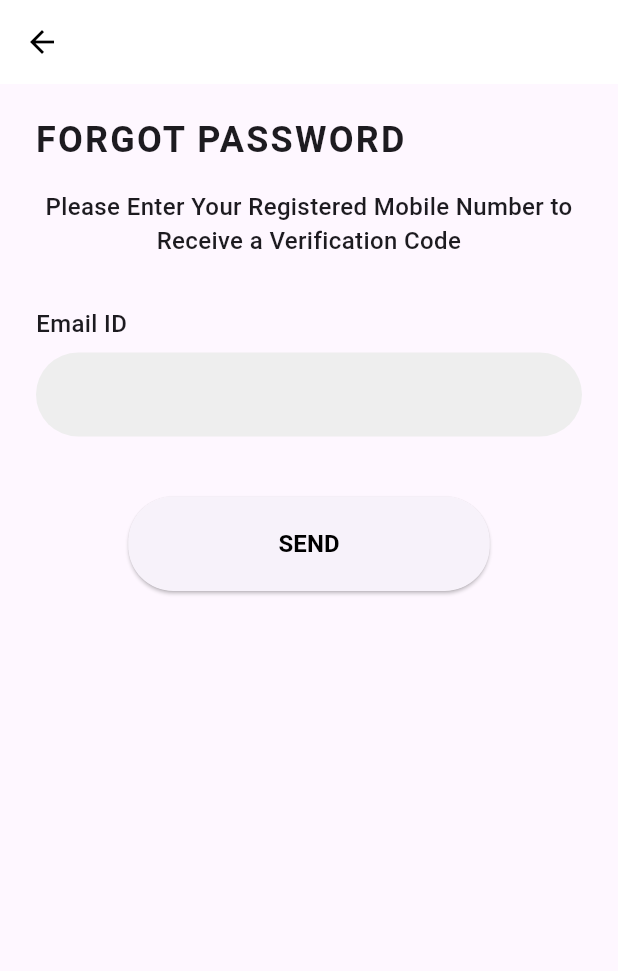
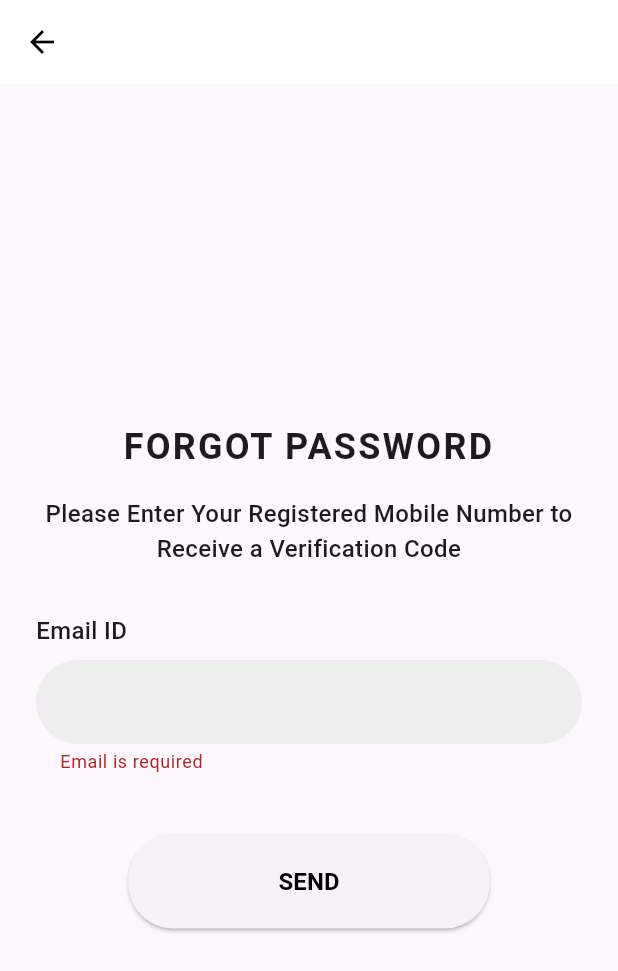
Before and after one commit to Hogwarts-Hackademy/Frontend-user, a Flutter app: the ForgotPasswordScreen screen opened directly, after a tap on "SEND", on a phone screen of 412 x 824 dp. Shown: the top 971 px of the screen. Run offline on Flutter 3.47's test engine with Material 3 defaults, Android fonts, the phone set to English and light mode, and no system bars.

Commit message:
Email validation added

```diff
--- a/lib/screens/ForgotPasswordScreen.dart
+++ b/lib/screens/ForgotPasswordScreen.dart
@@ -1,7 +1,31 @@
 import 'package:flutter/material.dart';
 
-class ForgotPasswordScreen extends StatelessWidget {
+class ForgotPasswordScreen extends StatefulWidget {
   const ForgotPasswordScreen({super.key});
+
+  @override
+  _ForgotPasswordScreenState createState() => _ForgotPasswordScreenState();
+}
+
+class _ForgotPasswordScreenState extends State<ForgotPasswordScreen> {
+  final _formKey = GlobalKey<FormState>(); // Create a GlobalKey for the Form
+  final TextEditingController _emailController = TextEditingController();
+
+  // Email validation function
+  String? _validateEmail(String? value) {
+    if (value == null || value.isEmpty) {
+      return 'Email is required';
+    } else if (!RegExp(r'^[^@]+@[^@]+\.[^@]+').hasMatch(value)) {
+      return 'Please enter a valid email';
+    }
+    return null;
+  }
+
+  @override
+  void dispose() {
+    _emailController.dispose();
+    super.dispose();
+  }
 
   @override
   Widget build(BuildContext context) {
@@ -19,8 +43,10 @@ class ForgotPasswordScreen extends StatelessWidget {
       ),
       body: Padding(
         padding: const EdgeInsets.symmetric(horizontal: 24.0),
+        child: Form(
+          key: _formKey, // Assign the form key
           child: Column(
-          crossAxisAlignment: CrossAxisAlignment.start,
+            mainAxisAlignment: MainAxisAlignment.center,
             children: [
               const SizedBox(height: 20),
               const Text(
@@ -42,15 +68,19 @@ class ForgotPasswordScreen extends StatelessWidget {
                 ),
               ),
               const SizedBox(height: 32),
-            const Text(
+              const Align(
+                alignment: Alignment.centerLeft,
+                child: Text(
                   'Email ID',
                   style: TextStyle(
                     fontSize: 16,
                     fontWeight: FontWeight.w500,
                   ),
                 ),
+              ),
               const SizedBox(height: 8),
-            TextField(
+              TextFormField(
+                controller: _emailController,
                 decoration: InputDecoration(
                   filled: true,
                   fillColor: Colors.grey[200],
@@ -60,15 +90,22 @@ class ForgotPasswordScreen extends StatelessWidget {
                   ),
                 ),
                 style: const TextStyle(fontSize: 16),
+                // Add validator for email
+                validator: _validateEmail,
               ),
               const SizedBox(height: 40),
               Center(
                 child: ElevatedButton(
                   onPressed: () {
+                    // Validate the form before proceeding
+                    if (_formKey.currentState?.validate() == true) {
                       // Handle send button press
+                      print('Valid email: ${_emailController.text}');
+                    }
                   },
                   style: ElevatedButton.styleFrom(
-                  padding: const EdgeInsets.symmetric(horizontal: 100, vertical: 20),
+                    padding: const EdgeInsets.symmetric(
+                        horizontal: 100, vertical: 20),
                     shape: RoundedRectangleBorder(
                       borderRadius: BorderRadius.circular(30.0),
                     ),
@@ -86,6 +123,7 @@ class ForgotPasswordScreen extends StatelessWidget {
             ],
           ),
         ),
+      ),
     );
   }
 }
```
Lines whose indentation alone changed are shown as unchanged.
